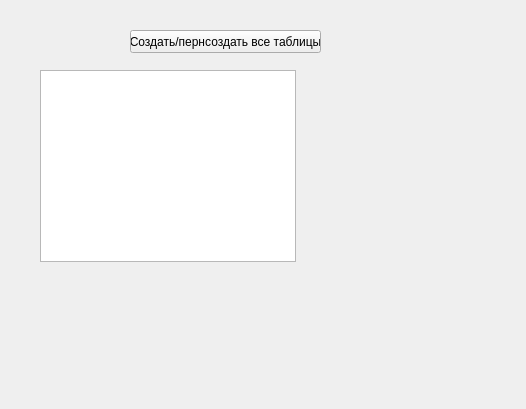
Old version of the form FmtLib/src/massop/inittables/massinittableparams.ui in the repository Smitt64/WorkFMT.
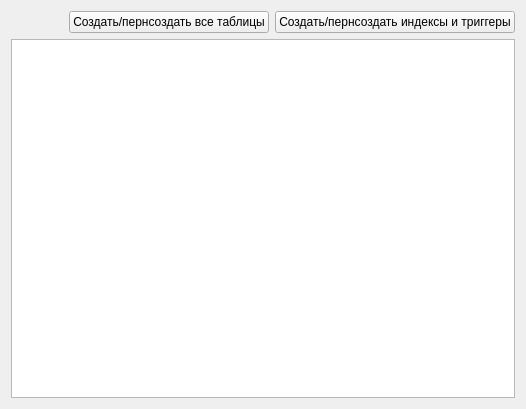
New version of the form.

Commit message: mass init tables result page

What changed in the file:
```diff
--- a/FmtLib/src/massop/inittables/massinittableparams.ui
+++ b/FmtLib/src/massop/inittables/massinittableparams.ui
@@ -13,29 +13,42 @@
   <property name="windowTitle">
    <string>WizardPage</string>
   </property>
-  <widget class="QTableView" name="tableView">
-   <property name="geometry">
-    <rect>
-     <x>40</x>
-     <y>70</y>
-     <width>256</width>
-     <height>192</height>
-    </rect>
-   </property>
-  </widget>
+  <layout class="QVBoxLayout" name="verticalLayout">
+   <item>
+    <layout class="QHBoxLayout" name="horizontalLayout">
+     <item>
+      <spacer name="horizontalSpacer">
+       <property name="orientation">
+        <enum>Qt::Horizontal</enum>
+       </property>
+       <property name="sizeHint" stdset="0">
+        <size>
+         <width>40</width>
+         <height>20</height>
+        </size>
+       </property>
+      </spacer>
+     </item>
+     <item>
   <widget class="QPushButton" name="pushButton">
-   <property name="geometry">
-    <rect>
-     <x>130</x>
-     <y>30</y>
-     <width>191</width>
-     <height>23</height>
-    </rect>
-   </property>
    <property name="text">
     <string>Создать/пернсоздать все таблицы</string>
    </property>
   </widget>
+     </item>
+     <item>
+      <widget class="QPushButton" name="pushButton_2">
+       <property name="text">
+        <string>Создать/пернсоздать индексы и триггеры</string>
+       </property>
+      </widget>
+     </item>
+    </layout>
+   </item>
+   <item>
+    <widget class="QTableView" name="tableView"/>
+   </item>
+  </layout>
  </widget>
  <resources/>
  <connections/>
```
Lines whose indentation alone changed are shown as unchanged. The commit also changes 11 other files.
